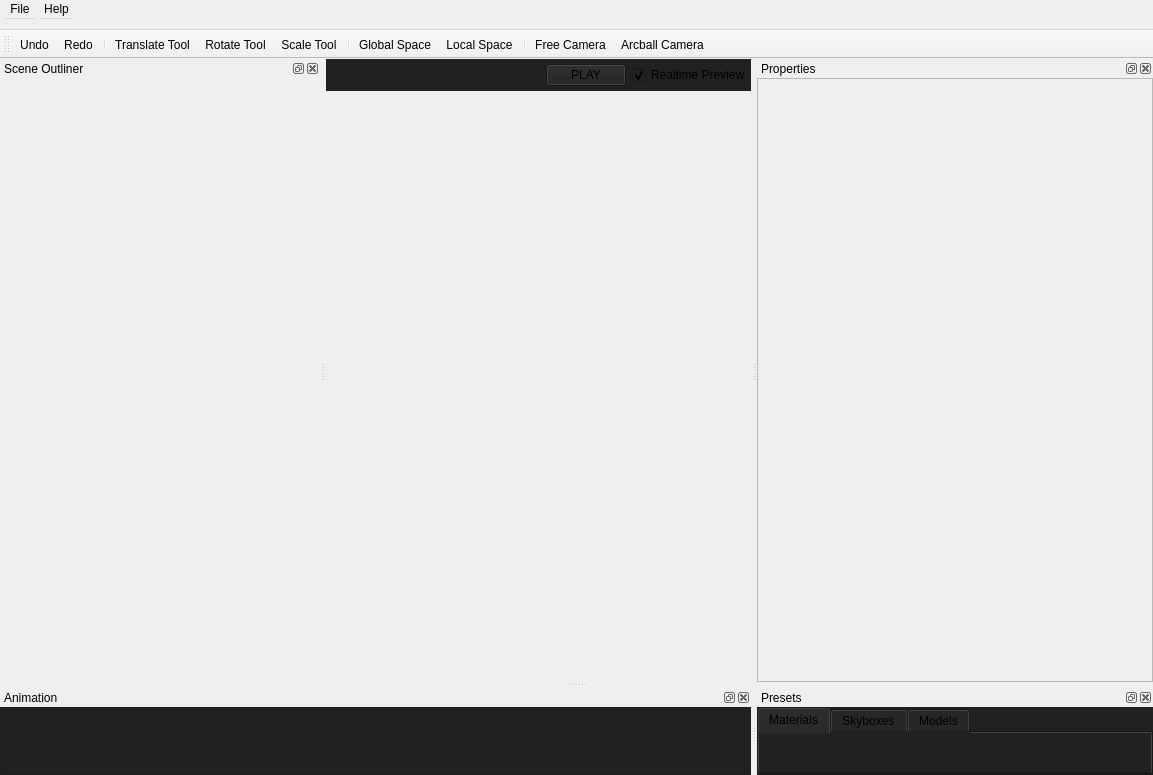
Before: the Qt Designer form src/mainwindow.ui in jahshaka/Studio, drawn with Qt 5.
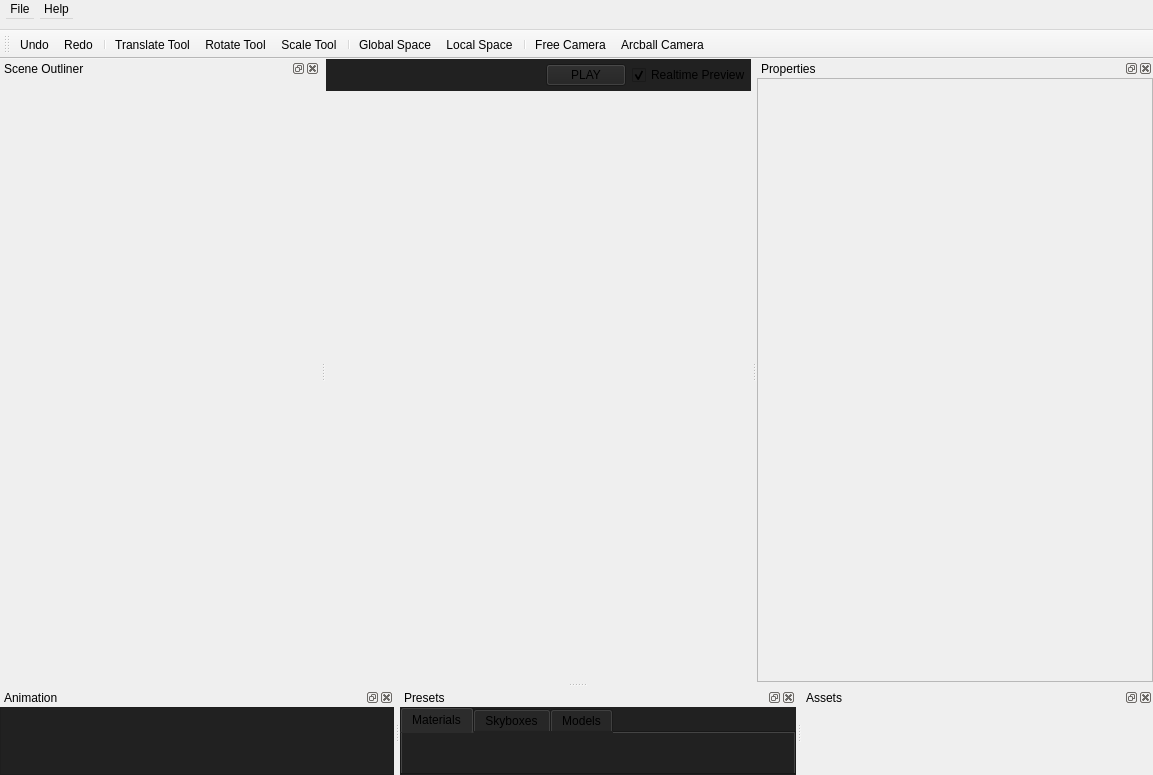
After: the same form once the commit is applied. Icons and pictures are not drawn. Custom widgets are drawn as their Qt base class.

Commit message: Build on startup screen and impl asset widget - Changes to how projects are created - Changes to directory handling

```diff
--- a/src/mainwindow.ui
+++ b/src/mainwindow.ui
@@ -961,6 +961,39 @@
     </layout>
    </widget>
   </widget>
+  <widget class="QDockWidget" name="AssetsDock">
+   <property name="features">
+    <set>QDockWidget::AllDockWidgetFeatures</set>
+   </property>
+   <property name="allowedAreas">
+    <set>Qt::AllDockWidgetAreas</set>
+   </property>
+   <property name="windowTitle">
+    <string>Assets</string>
+   </property>
+   <attribute name="dockWidgetArea">
+    <number>8</number>
+   </attribute>
+   <widget class="QWidget" name="assetWidgetContents">
+    <layout class="QGridLayout" name="gridLayout_7">
+     <property name="leftMargin">
+      <number>0</number>
+     </property>
+     <property name="topMargin">
+      <number>0</number>
+     </property>
+     <property name="rightMargin">
+      <number>0</number>
+     </property>
+     <property name="bottomMargin">
+      <number>0</number>
+     </property>
+     <item row="0" column="0">
+      <widget class="AssetWidget" name="assetWidget" native="true"/>
+     </item>
+    </layout>
+   </widget>
+  </widget>
   <action name="actionSave">
    <property name="text">
     <string>Save</string>
@@ -1162,6 +1195,12 @@
    <header>src/widgets/skypresets.h</header>
    <container>1</container>
   </customwidget>
+  <customwidget>
+   <class>AssetWidget</class>
+   <extends>QWidget</extends>
+   <header>src/widgets/assetwidget.h</header>
+   <container>1</container>
+  </customwidget>
  </customwidgets>
  <resources>
   <include location="../icons.qrc"/>
```
Left out of the diff: 26 changed lines with no effect on the pictures. The commit also changes 12 other files.
